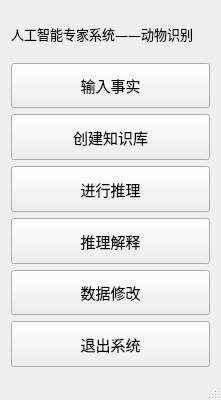
Above: animales.ui from PhineasShi/AnimalES_QT before the change. Below: the same form after it.
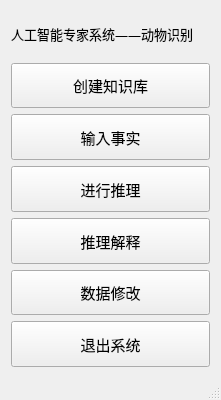
That is the form after the change.

Patch:
```diff
--- a/animales.ui
+++ b/animales.ui
@@ -17,7 +17,7 @@
    <layout class="QGridLayout" name="gridLayout_2">
     <item row="0" column="0">
      <layout class="QGridLayout" name="gridLayout">
-      <item row="5" column="0">
+      <item row="6" column="0">
        <widget class="QPushButton" name="pushButton_modify">
         <property name="sizePolicy">
          <sizepolicy hsizetype="Minimum" vsizetype="Minimum">
@@ -38,7 +38,22 @@
         </property>
        </widget>
       </item>
-      <item row="6" column="0">
+      <item row="0" column="0">
+       <widget class="QLabel" name="label">
+        <property name="font">
+         <font>
+          <family>Microsoft YaHei UI Light</family>
+          <pointsize>10</pointsize>
+          <weight>50</weight>
+          <bold>false</bold>
+         </font>
+        </property>
+        <property name="text">
+         <string>人工智能专家系统——动物识别</string>
+        </property>
+       </widget>
+      </item>
+      <item row="7" column="0">
        <widget class="QPushButton" name="pushButton">
         <property name="sizePolicy">
          <sizepolicy hsizetype="Minimum" vsizetype="Minimum">
@@ -59,7 +74,7 @@
         </property>
        </widget>
       </item>
-      <item row="4" column="0">
+      <item row="5" column="0">
        <widget class="QPushButton" name="pushButton_explain">
         <property name="sizePolicy">
          <sizepolicy hsizetype="Minimum" vsizetype="Minimum">
@@ -80,27 +95,6 @@
         </property>
        </widget>
       </item>
-      <item row="1" column="0">
-       <widget class="QPushButton" name="pushButton_inputCauses">
-        <property name="sizePolicy">
-         <sizepolicy hsizetype="Minimum" vsizetype="Minimum">
-          <horstretch>0</horstretch>
-          <verstretch>0</verstretch>
-         </sizepolicy>
-        </property>
-        <property name="font">
-         <font>
-          <family>Microsoft YaHei UI Light</family>
-          <pointsize>11</pointsize>
-          <weight>50</weight>
-          <bold>false</bold>
-         </font>
-        </property>
-        <property name="text">
-         <string>输入事实</string>
-        </property>
-       </widget>
-      </item>
       <item row="2" column="0">
        <widget class="QPushButton" name="pushButton_createKB">
         <property name="sizePolicy">
@@ -122,7 +116,7 @@
         </property>
        </widget>
       </item>
-      <item row="3" column="0">
+      <item row="4" column="0">
        <widget class="QPushButton" name="pushButton_think">
         <property name="sizePolicy">
          <sizepolicy hsizetype="Minimum" vsizetype="Minimum">
@@ -143,18 +137,24 @@
         </property>
        </widget>
       </item>
-      <item row="0" column="0">
-       <widget class="QLabel" name="label">
+      <item row="3" column="0">
+       <widget class="QPushButton" name="pushButton_inputCauses">
+        <property name="sizePolicy">
+         <sizepolicy hsizetype="Minimum" vsizetype="Minimum">
+          <horstretch>0</horstretch>
+          <verstretch>0</verstretch>
+         </sizepolicy>
+        </property>
         <property name="font">
          <font>
           <family>Microsoft YaHei UI Light</family>
-          <pointsize>10</pointsize>
+          <pointsize>11</pointsize>
           <weight>50</weight>
           <bold>false</bold>
          </font>
         </property>
         <property name="text">
-         <string>人工智能专家系统——动物识别</string>
+         <string>输入事实</string>
         </property>
        </widget>
       </item>
```
